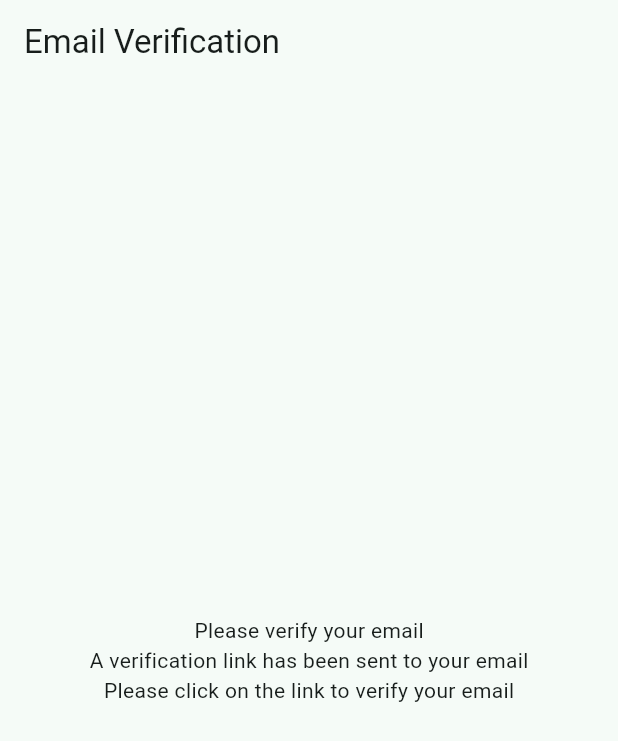
After one commit to bibavay/Final-Project, a Flutter app: the DEmailverify screen opened directly, on a phone screen of 412 x 824 dp. The commit adds this screen. Shown: the top 741 px of the screen. Run offline on Flutter 3.47's test engine with Material 3 defaults, Android fonts, the phone set to English and light mode, and no system bars; our stand-ins replace cloud_firestore, firebase_auth, firebase_core, geolocator, line_awesome_flutter; accounts and stored records are empty.

Commit message:
email verify

```diff
--- /dev/null
+++ b/lib/screens/Drivers/Demailverification.dart
@@ -0,0 +1,62 @@
+import 'dart:async';
+import 'package:firebase_auth/firebase_auth.dart';
+import 'package:flutter/material.dart';
+import 'package:flutter_application_4th_year_project/screens/Drivers/DriverDashboard.dart';
+
+class DEmailverify extends StatefulWidget {
+  const DEmailverify({super.key});
+
+  @override
+  State<DEmailverify> createState() => _DEmailverifyState();
+}
+
+class _DEmailverifyState extends State<DEmailverify> {
+  Timer? _emailCheckTimer;
+
+  @override
+  void initState() {
+    super.initState();
+    _startEmailVerificationCheck();
+  }
+
+  @override
+  void dispose() {
+    _emailCheckTimer?.cancel();
+    super.dispose();
+  }
+
+  void _startEmailVerificationCheck() {
+    _emailCheckTimer = Timer.periodic(Duration(seconds: 3), (timer) async {
+      User? user = FirebaseAuth.instance.currentUser;
+      await user?.reload();
+      if (user != null && user.emailVerified) {
+        timer.cancel();
+        Navigator.pushReplacement(
+          context,
+          MaterialPageRoute(
+            builder: (context) => const DriverDashboard(),
+          ),
+        );
+      }
+    });
+  }
+
+  @override
+  Widget build(BuildContext context) {
+    return Scaffold(
+      appBar: AppBar(
+        title: const Text("Email Verification"),
+      ),
+      body: Center(
+        child: Column(
+          mainAxisAlignment: MainAxisAlignment.center,
+          children: const [
+            Text("Please verify your email"),
+            Text("A verification link has been sent to your email"),
+            Text("Please click on the link to verify your email"),
+          ],
+        ),
+      ),
+    );
+  }
+}
--- a/lib/screens/Drivers/Driverdashboard.dart
+++ b/lib/screens/Drivers/Driverdashboard.dart
@@ -33,7 +33,7 @@ class _DriverDashboardState extends State<DriverDashboard> {
             ),
             const SizedBox(height: 20,),
 
-              ElevatedButton(
+            ElevatedButton(
               onPressed: () {
                 Navigator.push(context, MaterialPageRoute(builder: (context) => const DHistory()));
               },
@@ -41,7 +41,7 @@ class _DriverDashboardState extends State<DriverDashboard> {
             ),
             const SizedBox(height: 20,),
 
-              ElevatedButton(
+          ElevatedButton(
               onPressed: () {
                 Navigator.push(context, MaterialPageRoute(builder: (context) => const Dactive()));
               },
@@ -49,7 +49,7 @@ class _DriverDashboardState extends State<DriverDashboard> {
             ),
             const SizedBox(height: 20,),
 
-            ElevatedButton(
+          ElevatedButton(
           child: const Text("Logout"),
           onPressed: () {
             FirebaseAuth.instance.signOut().then((Value){
```
Also changed, not shown: lib/screens/Customers/Cemailverification.dart (added, +62 -0 lines), lib/screens/authenticaion/signup_screen.dart (+12 -48 lines).
